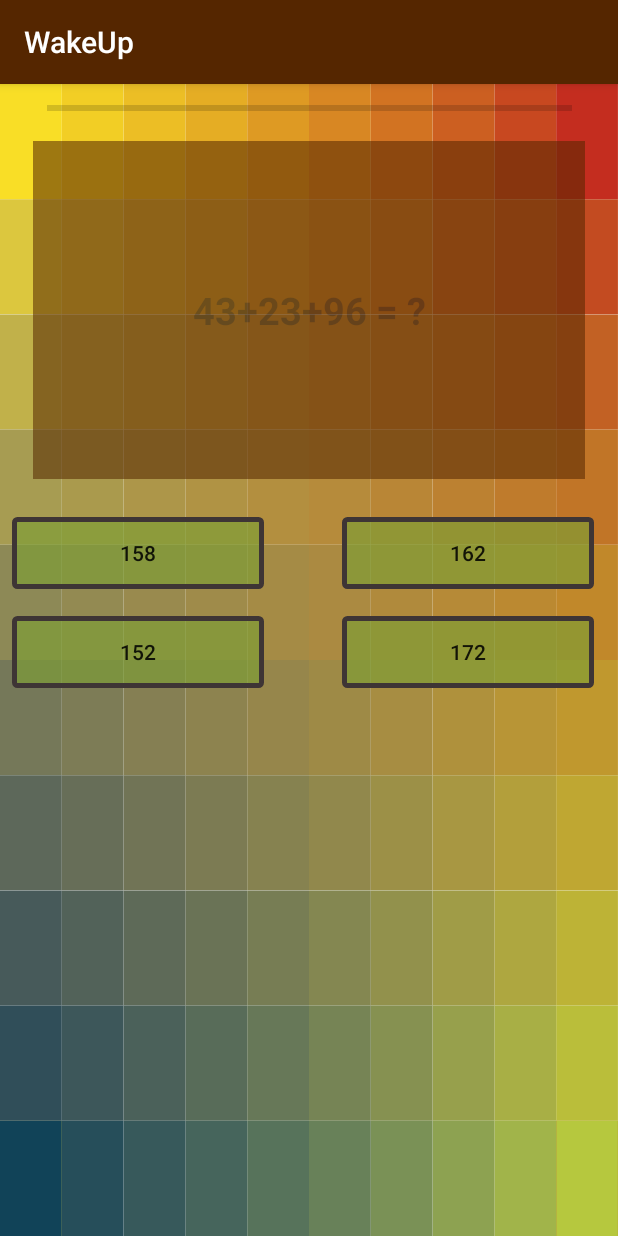
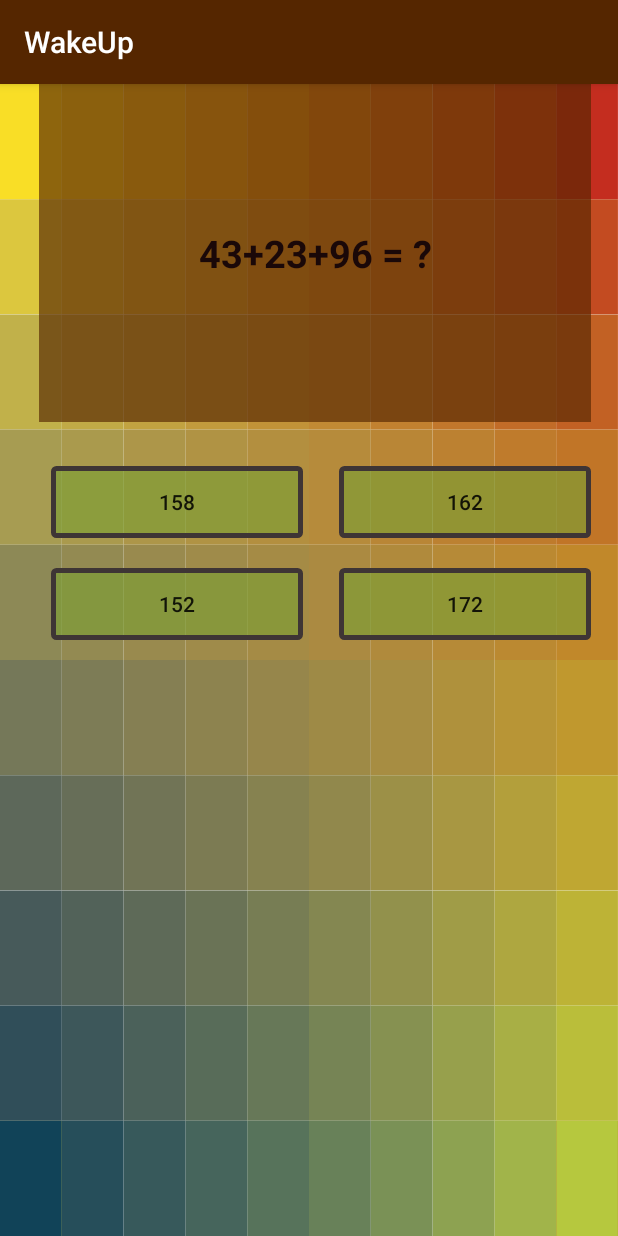
Before and after one commit to dlobato85/WakeUp, an Android app: the QuestionActivity screen opened directly, with no data from a screen before it, on a phone screen of 412 x 824 dp. Run offline under Robolectric (Android 15) with nearby library versions, the phone set to English and light mode, and no system bars.

Commit message:
Working Alarm: Design Question Activity(Changed layout)

```diff
--- a/app/src/main/AndroidManifest.xml
+++ b/app/src/main/AndroidManifest.xml
@@ -15,7 +15,8 @@
         <service android:name=".RingtonePlayingService"
             android:enabled="true"/>
 
-        <activity android:name=".MainActivity">
+        <activity android:name=".MainActivity"
+                  android:screenOrientation="portrait">
             <intent-filter>
                 <action android:name="android.intent.action.MAIN" />
 
@@ -23,7 +24,8 @@
             </intent-filter>
         </activity>
 
-        <activity android:name=".QuestionActivity">
+        <activity android:name=".QuestionActivity"
+                  android:screenOrientation="portrait">
 
         </activity>
     </application>
--- a/app/src/main/java/com/dustin_domas_assignment/wakeup/MainActivity.java
+++ b/app/src/main/java/com/dustin_domas_assignment/wakeup/MainActivity.java
@@ -432,7 +432,10 @@ public class MainActivity extends AppCompatActivity implements AdapterView.OnIte
                                     + "<h3>Background:</h3>"
                                     + "<font color='#FF7F27'><a href=\"https://pixabay.com/en/yellow-red-blue-green-293875/\">pixabay.com</a> </font>"
                                     +"<br>"
-                                    + "<font color='#FF7F27'><a href=\"http://stackoverflow.com/questions/10095335/android-link-in-dialog\">Stackoverflow</a> </font>"
+                                    +"<h3>Code Credit:</h3>"
+                                    + "<font color='#FF7F27'><a href=\"https://www.youtube.com/watch?v=xbBlzOblD10&list=PL4uut9QecF3DLAacEoTctzeqTyvgzqYwA\">Youtube Tutorial</a> </font>"
+                                    +"<br>"
+                                    + "<font color='#FF7F27'><a href=\"http://www.parallelcodes.com/android-game-tutorial/\">Database Example</a> </font>"
                             ))
                             .show()
 
--- a/app/src/main/java/com/dustin_domas_assignment/wakeup/QuestionActivity.java
+++ b/app/src/main/java/com/dustin_domas_assignment/wakeup/QuestionActivity.java
@@ -49,7 +49,7 @@ public class QuestionActivity extends AppCompatActivity {
         option_C = (Button) findViewById(R.id.optionC_button);
         option_D = (Button) findViewById(R.id.optionD_button);
 
-        timeLeft = (ProgressBar) findViewById(R.id.timeBar);
+        //timeLeft = (ProgressBar) findViewById(R.id.timeBar);
 
 
         //setting button onClickListeners
--- a/app/src/main/res/layout/activity_main.xml
+++ b/app/src/main/res/layout/activity_main.xml
@@ -52,12 +52,10 @@
         android:layout_height="wrap_content"
         android:layout_alignParentBottom="true"
         android:layout_alignParentEnd="true"
-        android:background="@color/colorPrimary"
-        android:alpha=".65"
+        android:background="@color/colorPrimary2"
+
         android:textSize="22sp"
         android:popupBackground="@color/colorPrimary2"
-
-
 
         />
 
--- a/app/src/main/res/layout/question_activity.xml
+++ b/app/src/main/res/layout/question_activity.xml
@@ -1,20 +1,12 @@
 <?xml version="1.0" encoding="utf-8"?>
-<LinearLayout xmlns:android="http://schemas.android.com/apk/res/android"
+<RelativeLayout xmlns:android="http://schemas.android.com/apk/res/android"
     xmlns:app="http://schemas.android.com/apk/res-auto"
     xmlns:tools="http://schemas.android.com/tools"
     android:id="@+id/linear1"
     android:layout_width="match_parent"
     android:layout_height="match_parent"
-    android:orientation="horizontal">
-
-
-    <android.support.constraint.ConstraintLayout
-        android:id="@+id/constraint1"
-        android:layout_width="match_parent"
-        android:layout_height="match_parent"
-        android:background="@drawable/ic_dot">
-
-
+    android:orientation="horizontal"
+    android:background="@drawable/ic_dot">
 
         <TextView
             android:id="@+id/textQuestion"
@@ -22,47 +14,35 @@
             android:layout_height="225dp"
             android:layout_marginLeft="8dp"
             android:layout_marginRight="8dp"
-            android:layout_marginTop="14dp"
             android:text="TextView"
             android:textSize="25sp"
             app:layout_constraintLeft_toLeftOf="parent"
             app:layout_constraintRight_toRightOf="parent"
-            app:layout_constraintTop_toBottomOf="@+id/timeBar"
-            android:layout_marginStart="8dp"
-            android:layout_marginEnd="8dp"
 
-            android:background="@color/colorPrimaryDark"
-            android:alpha=".55"
+            android:background="@color/colorPrimary2"
+
             android:textStyle="bold"
             android:gravity="center"
-            android:textColor="@color/colorText"/>
-
-        <ProgressBar
-            android:id="@+id/timeBar"
-            style="?android:attr/progressBarStyleHorizontal"
-            android:layout_width="350dp"
-            android:layout_height="wrap_content"
-            android:layout_marginLeft="8dp"
-            app:layout_constraintLeft_toLeftOf="parent"
-            android:layout_marginRight="8dp"
-            app:layout_constraintRight_toRightOf="parent"
-            app:layout_constraintTop_toTopOf="parent"
-            android:layout_marginTop="8dp"
-            android:layout_marginStart="8dp"
-            android:layout_marginEnd="8dp" />
+            android:textColor="@color/colorText"
+            tools:layout_editor_absoluteY="16dp"
+            app:layout_constraintHorizontal_bias="0.481"
+            android:layout_alignParentTop="true"
+            android:layout_alignParentEnd="true"
+            android:layout_marginEnd="18dp" />
 
         <Button
             android:id="@+id/optionA_button"
             android:layout_width="168dp"
             android:layout_height="wrap_content"
             android:layout_marginLeft="8dp"
-            android:layout_marginTop="25dp"
+            android:layout_marginTop="29dp"
             android:text="Button"
             app:layout_constraintLeft_toLeftOf="parent"
             app:layout_constraintTop_toBottomOf="@+id/textQuestion"
-            android:layout_marginStart="8dp"
 
-            android:background="@drawable/border"/>
+            android:background="@drawable/border"
+            android:layout_below="@+id/textQuestion"
+            android:layout_alignStart="@+id/textQuestion" />
 
         <Button
             android:id="@+id/optionB_button"
@@ -70,46 +50,49 @@
             android:layout_height="wrap_content"
             android:layout_marginLeft="16dp"
             android:layout_marginRight="8dp"
-            android:layout_marginTop="25dp"
             android:text="Button"
             app:layout_constraintLeft_toRightOf="@+id/optionA_button"
             app:layout_constraintRight_toRightOf="parent"
             app:layout_constraintTop_toBottomOf="@+id/textQuestion"
-            android:layout_marginStart="16dp"
-            android:layout_marginEnd="8dp"
             app:layout_constraintHorizontal_bias="0.813"
 
-            android:background="@drawable/border"/>
+            android:background="@drawable/border"
+            android:layout_alignBaseline="@+id/optionA_button"
+            android:layout_alignBottom="@+id/optionA_button"
+            android:layout_toEndOf="@+id/optionC_button" />
 
         <Button
             android:id="@+id/optionC_button"
             android:layout_width="168dp"
             android:layout_height="wrap_content"
             android:text="Button"
-            android:layout_marginTop="18dp"
+            android:layout_marginTop="20dp"
             app:layout_constraintTop_toBottomOf="@+id/optionA_button"
             android:layout_marginLeft="8dp"
             app:layout_constraintLeft_toLeftOf="parent"
             app:layout_constraintRight_toLeftOf="@+id/optionD_button"
             android:layout_marginRight="8dp"
             app:layout_constraintHorizontal_bias="0.0"
-            android:layout_marginStart="8dp"
-            android:layout_marginEnd="8dp"
 
-            android:background="@drawable/border"/>
+            android:background="@drawable/border"
+            android:layout_below="@+id/optionA_button"
+            android:layout_alignStart="@+id/textQuestion" />
 
         <Button
             android:id="@+id/optionD_button"
             android:layout_width="168dp"
             android:layout_height="wrap_content"
             android:text="Button"
+
+
             android:layout_marginRight="16dp"
             app:layout_constraintRight_toRightOf="parent"
-            android:layout_marginTop="18dp"
             app:layout_constraintTop_toBottomOf="@+id/optionB_button"
-            android:layout_marginEnd="16dp"
 
-            android:background="@drawable/border"/>
+            android:background="@drawable/border"
+            android:layout_alignBaseline="@+id/optionC_button"
+            android:layout_alignBottom="@+id/optionC_button"
+            android:layout_alignStart="@+id/optionB_button" />
 
-    </android.support.constraint.ConstraintLayout>
-</LinearLayout>
+
+    </RelativeLayout>
```
